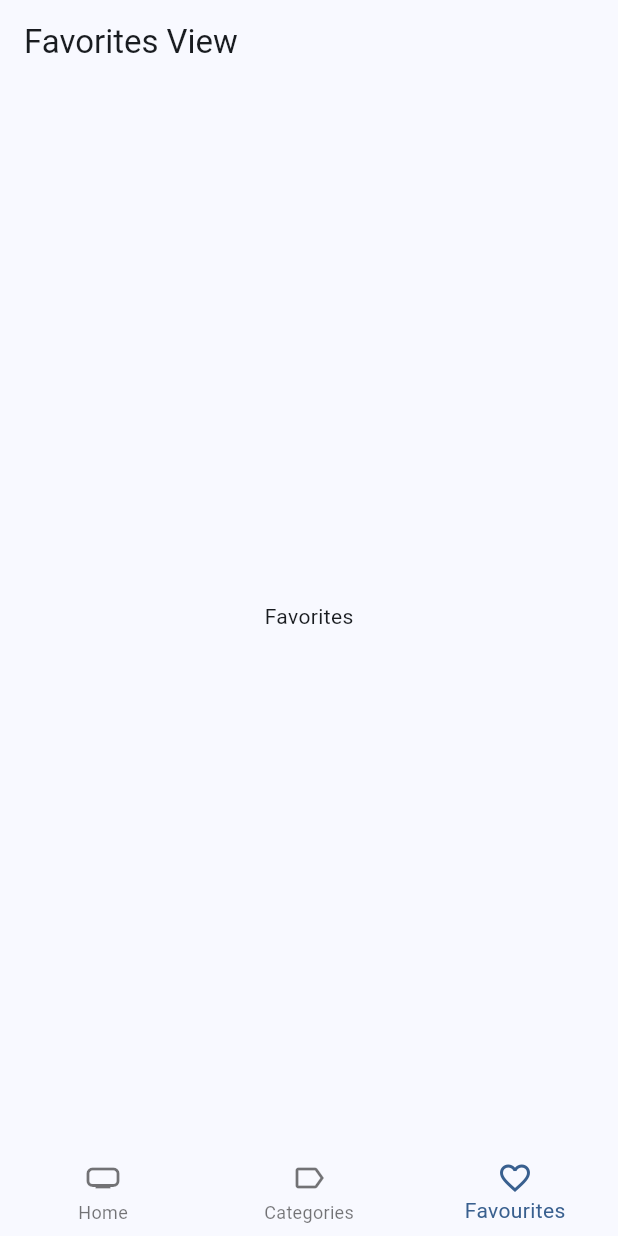
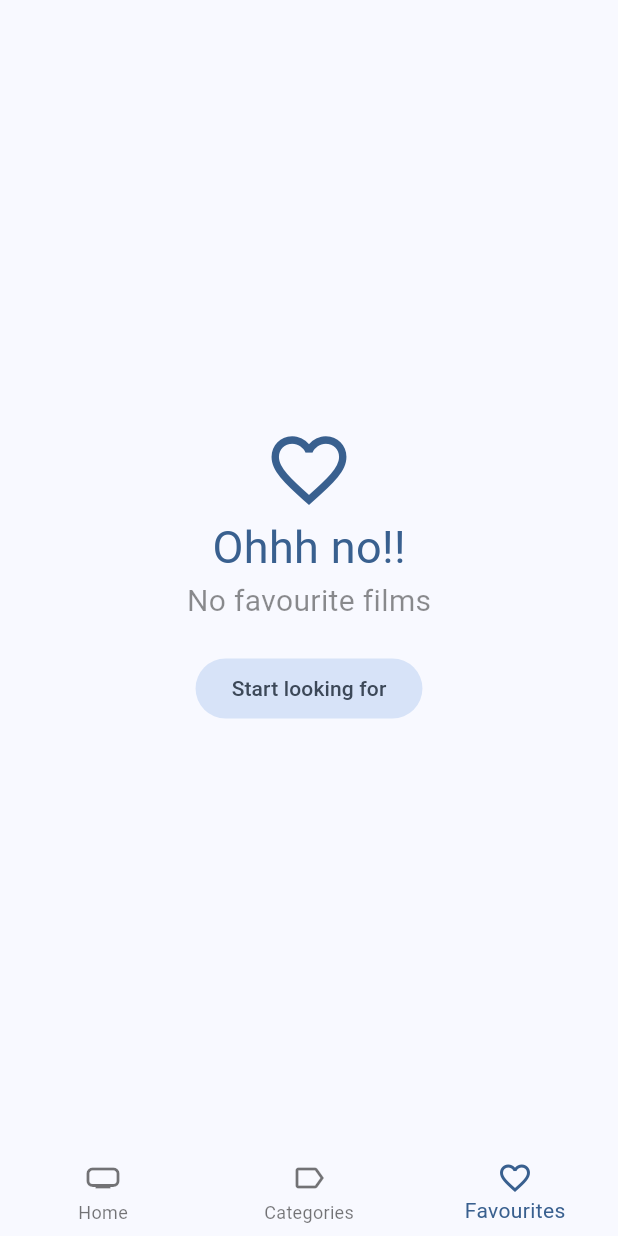
Before and after one commit to Deckgeld/cinemapedia, a Flutter app: the screen it shows after launch, item 3 of the bottom bar chosen, on a phone screen of 412 x 824 dp. Run offline on Flutter 3.47's test engine with Material 3 defaults, Android fonts, the phone set to English and light mode, and no system bars; our stand-ins replace animate_do, card_swiper, dio, flutter_dotenv, flutter_rating_bar, flutter_riverpod and 2 more; accounts and stored records are empty; generated files the repository leaves out were written again; network calls fail.

Commit message:
Favorite screen finished

```diff
--- a/lib/presentation/providers/providers.dart
+++ b/lib/presentation/providers/providers.dart
@@ -10,3 +10,4 @@ export 'actors/actor_repository_provaider.dart';
 export 'search/search_movies_provider.dart';
 
 export 'storage/local_storage_provider.dart';
+export 'storage/favorite_movies_provider.dart';
--- a/lib/presentation/screen/movies/movie_screen.dart
+++ b/lib/presentation/screen/movies/movie_screen.dart
@@ -78,8 +78,10 @@ class _CustomSliverAppBar extends ConsumerWidget {
         foregroundColor: Colors.white,
         actions: [
           IconButton(
-              onPressed: () {
-                ref.watch(localStorageRepositoryProvider).toggleFavorite(movie);
+              onPressed: () async{
+                // ref.read(localStorageRepositoryProvider).toggleFavorite(movie);
+                await ref.read(favoriteMoviesProvider.notifier)
+                  .toggleFavorite(movie);
 
                 //se invalida el provider para que se vuelva a cargar el estado, ya que es un futureProvider
                 ref.invalidate(isFavoriteProvider(movie.id));
--- a/lib/presentation/views/home_views/favorites_view.dart
+++ b/lib/presentation/views/home_views/favorites_view.dart
@@ -1,17 +1,80 @@
+import 'package:cinemapedia/presentation/widgets/widgets.dart';
 import 'package:flutter/material.dart';
+import 'package:flutter_riverpod/flutter_riverpod.dart';
+import 'package:cinemapedia/presentation/providers/providers.dart';
+import 'package:go_router/go_router.dart';
 
-class FavoritesView extends StatelessWidget {
+
+class FavoritesView extends ConsumerStatefulWidget {
   const FavoritesView({super.key});
 
   @override
+  FavoritesViewState createState() => FavoritesViewState();
+}
+
+class FavoritesViewState extends ConsumerState<FavoritesView> {
+
+  bool isLastPage = false;
+  bool isLoading = false;
+
+  @override
+  void initState() {
+    super.initState();
+
+    loadNextPage();
+
+  }
+
+  void loadNextPage() async {
+
+    if ( isLoading || isLastPage ) return;
+    isLoading = true;
+
+    final movies = await ref.read(favoriteMoviesProvider.notifier).loadNextPage();
+    isLoading = false;
+
+    if ( movies.isEmpty ) {
+      isLastPage = true;
+    }
+
+  }
+
+
+  @override
   Widget build(BuildContext context) {
+
+    final favoriteMovies = ref.watch(favoriteMoviesProvider).values.toList();
+
+
+    if ( favoriteMovies.isEmpty ) {
+      final colors = Theme.of(context).colorScheme;
+      return Center(
+        child: Column(
+          mainAxisAlignment: MainAxisAlignment.center,
+          crossAxisAlignment: CrossAxisAlignment.center,
+          children: [
+            Icon( Icons.favorite_outline_sharp, size: 60, color: colors.primary ),
+            Text('Ohhh no!!', style: TextStyle( fontSize: 30, color: colors.primary)),
+            const Text('No favourite films', style: TextStyle( fontSize: 20, color: Colors.black45 )),
+
+            const SizedBox(height: 20),
+            FilledButton.tonal(
+              onPressed: () => context.go('/home/0'),
+              child: const Text('Start looking for')
+            )
+          ],
+        ),
+      );
+    }
+
+
+
+
     return Scaffold(
-      appBar: AppBar(
-        title: const Text('Favorites View'),
-      ),
-      body: const Center(
-        child: Text('Favorites'),
-      ),
+      body: MovieMasonry(
+        loadNextPage: loadNextPage,
+        movies: favoriteMovies
+      )
     );
   }
 }
--- a/lib/presentation/widgets/widgets.dart
+++ b/lib/presentation/widgets/widgets.dart
@@ -3,3 +3,4 @@ export 'package:cinemapedia/presentation/widgets/movies/movies_slideshow.dart';
 export 'package:cinemapedia/presentation/widgets/shared/custom_appbar.dart';
 export 'package:cinemapedia/presentation/widgets/shared/custom_buttom_navigationbar.dart';
 export 'package:cinemapedia/presentation/widgets/movies/movie_rating_bar.dart';
+export 'package:cinemapedia/presentation/widgets/movies/movie_masonry.dart';
--- a/pubspec.yaml
+++ b/pubspec.yaml
@@ -15,6 +15,7 @@ dependencies:
   flutter_dotenv: ^5.1.0
   flutter_rating_bar: ^4.0.0
   flutter_riverpod: ^2.5.1
+  flutter_staggered_grid_view: ^0.7.0
   go_router: ^13.2.3
   intl: ^0.19.0
   isar: ^3.1.0+1
```
Also changed, not shown: lib/presentation/providers/storage/favorite_movies_provider.dart (added, +63 -0 lines), lib/presentation/widgets/movies/movie_masonry.dart (added, +74 -0 lines), lib/presentation/widgets/movies/movie_poster_link.dart (added, +27 -0 lines), pubspec.lock.
